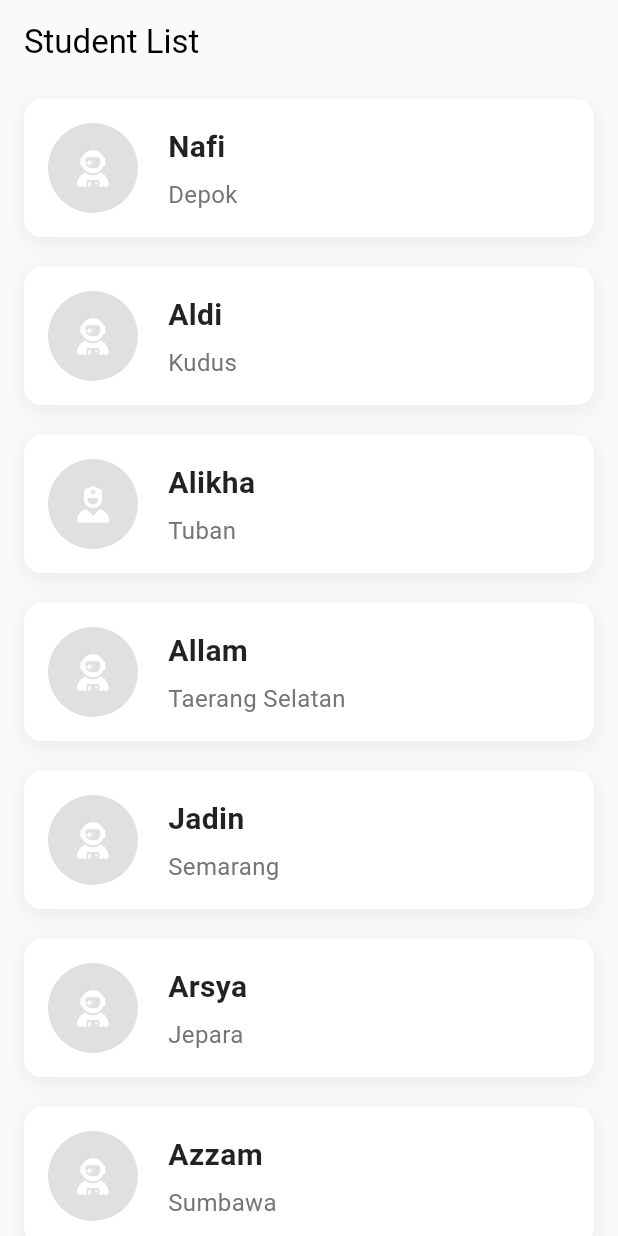
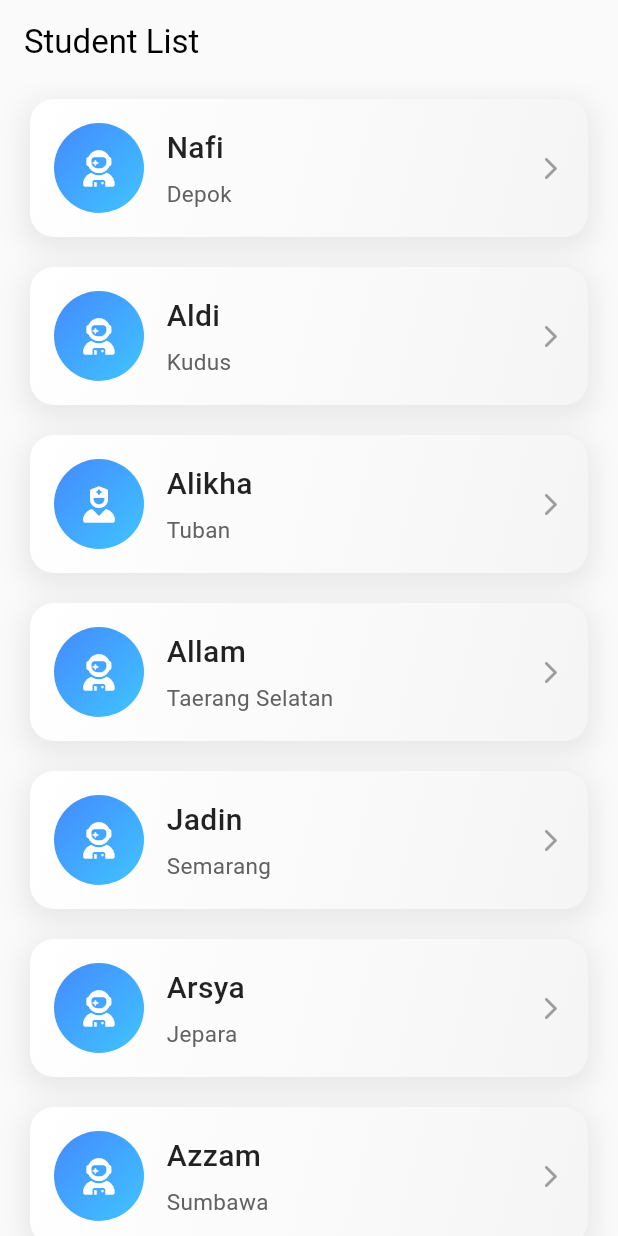
Before and after one commit to ForcesR2N/flutter_firebase, a Flutter app: the screen it shows after launch, on a phone screen of 412 x 824 dp. Run offline on Flutter 3.47's test engine with Material 3 defaults, Android fonts, the phone set to English and light mode, and no system bars; our stand-ins replace font_awesome_flutter.

Commit message:
improve ui

```diff
--- a/lib/components/adapter_siswa.dart
+++ b/lib/components/adapter_siswa.dart
@@ -8,29 +8,42 @@ class AdapterSiswa extends StatelessWidget {
   @override
   Widget build(BuildContext context) {
     return Container(
-      margin: const EdgeInsets.symmetric(vertical: 10.0, horizontal: 16.0),
+      margin: const EdgeInsets.symmetric(vertical: 10.0, horizontal: 20.0),
       padding: const EdgeInsets.all(16.0),
       decoration: BoxDecoration(
-        color: Colors.white,
-        borderRadius: BorderRadius.circular(12.0),
+        borderRadius: BorderRadius.circular(16.0),
+        gradient: LinearGradient(
+          colors: [Colors.white, Colors.grey.shade100],
+          begin: Alignment.topLeft,
+          end: Alignment.bottomRight,
+        ),
         boxShadow: [
           BoxShadow(
-            color: Colors.black.withOpacity(0.05),
-            spreadRadius: 2,
-            blurRadius: 10,
-            offset: const Offset(0, 4),
+            color: Colors.black.withOpacity(0.08),
+            spreadRadius: 3,
+            blurRadius: 15,
+            offset: const Offset(0, 5),
           ),
         ],
       ),
       child: Row(
-        crossAxisAlignment: CrossAxisAlignment.center,
         children: [
-          CircleAvatar(
-            radius: 30,
-            backgroundColor: Colors.grey.shade300,
-            child: modelStudent.icon,
+          Container(
+            decoration: BoxDecoration(
+              shape: BoxShape.circle,
+              gradient: LinearGradient(
+                colors: [Colors.blueAccent, Colors.lightBlueAccent],
+                begin: Alignment.topLeft,
+                end: Alignment.bottomRight,
+              ),
+            ),
+            child: CircleAvatar(
+              radius: 30,
+              backgroundColor: Colors.transparent,
+              child: modelStudent.icon,
+            ),
           ),
-          const SizedBox(width: 20),
+          const SizedBox(width: 15),
           Expanded(
             child: Column(
               crossAxisAlignment: CrossAxisAlignment.start,
@@ -39,7 +52,7 @@ class AdapterSiswa extends StatelessWidget {
                   modelStudent.name,
                   style: const TextStyle(
                     fontSize: 20,
-                    fontWeight: FontWeight.w600,
+                    fontWeight: FontWeight.w500,
                     color: Colors.black87,
                   ),
                 ),
@@ -47,13 +60,18 @@ class AdapterSiswa extends StatelessWidget {
                 Text(
                   modelStudent.address,
                   style: TextStyle(
-                    fontSize: 16,
-                    color: Colors.grey.shade600,
-                    height: 1.4,
+                    fontSize: 15,
+                    color: Colors.grey.shade700,
+                    height: 1.3,
                   ),
                 ),
               ],
             ),
+          ),
+          const Icon(
+            Icons.arrow_forward_ios_rounded,
+            color: Colors.grey,
+            size: 18,
           ),
         ],
       ),
```
